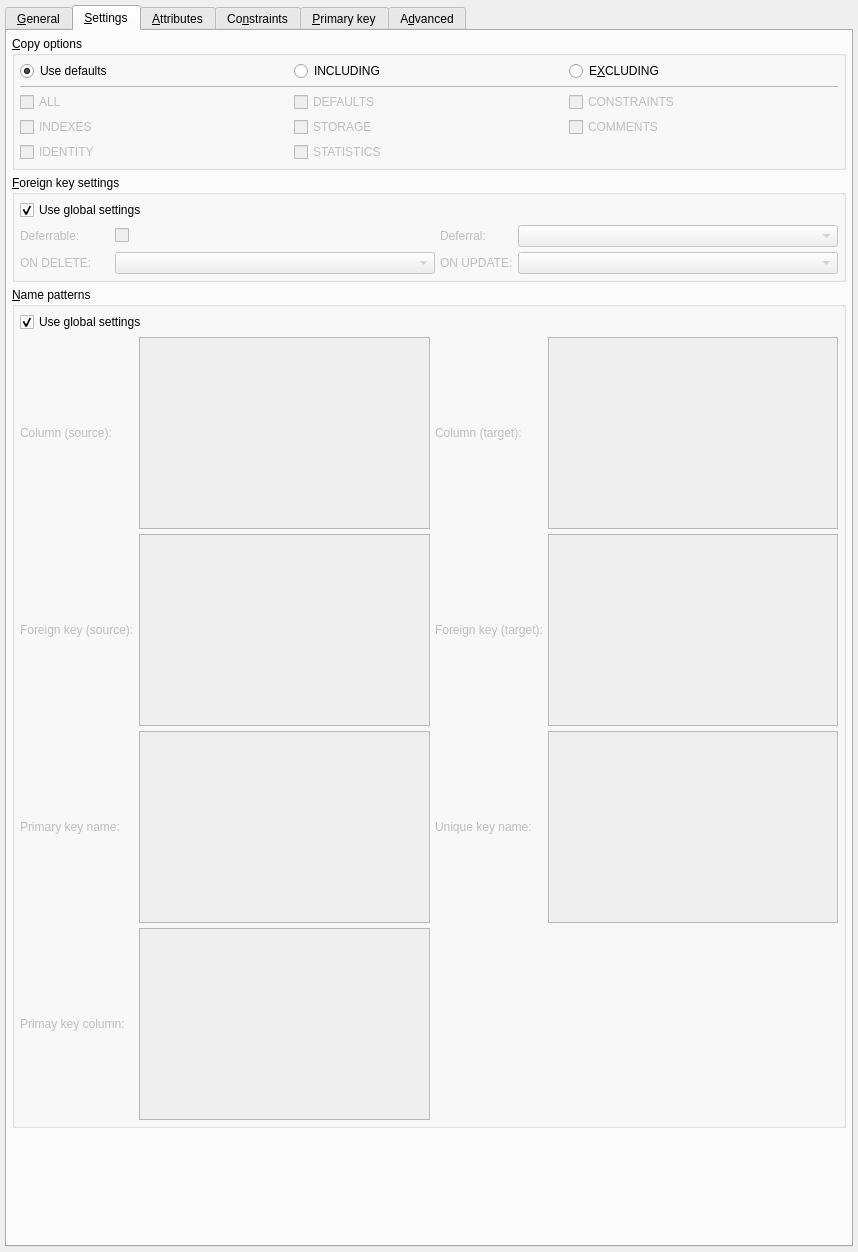
Qt form libs/libgui/ui/dbobjects/relationshipwidget.ui (pgmodeler/pgmodeler) before a commit.
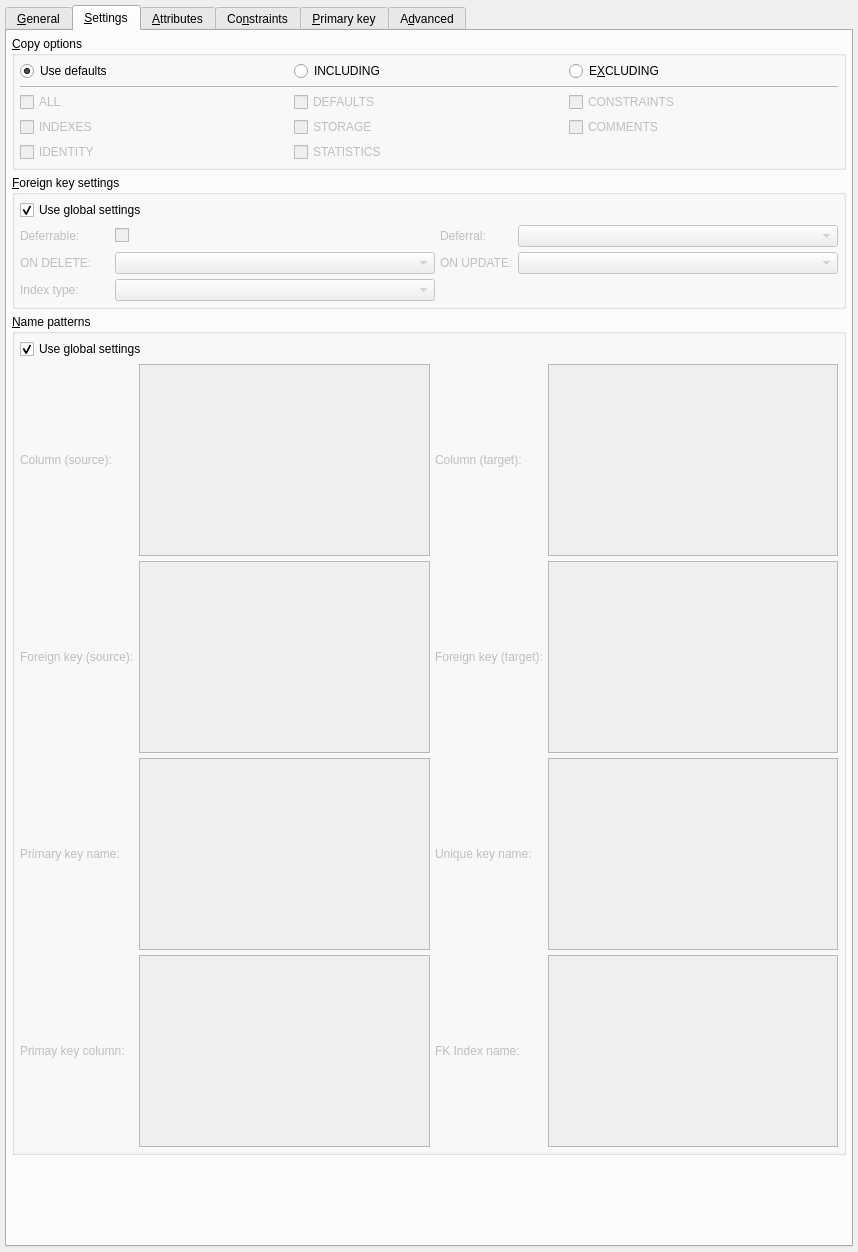
The same form after that commit. The open tabs and pages were chosen to show the change. Icons and pictures are not drawn.

Commit message: Adding support for creation of indexes on fk columns generated by relationships (WIP)

```diff
--- a/libs/libgui/ui/dbobjects/relationshipwidget.ui
+++ b/libs/libgui/ui/dbobjects/relationshipwidget.ui
@@ -1025,6 +1025,50 @@
                </property>
               </widget>
              </item>
+             <item row="3" column="3">
+              <widget class="QPlainTextEdit" name="fk_idx_pattern_txt">
+               <property name="sizePolicy">
+                <sizepolicy hsizetype="Expanding" vsizetype="Fixed">
+                 <horstretch>0</horstretch>
+                 <verstretch>0</verstretch>
+                </sizepolicy>
+               </property>
+               <property name="minimumSize">
+                <size>
+                 <width>0</width>
+                 <height>0</height>
+                </size>
+               </property>
+               <property name="maximumSize">
+                <size>
+                 <width>16777215</width>
+                 <height>16777215</height>
+                </size>
+               </property>
+               <property name="focusPolicy">
+                <enum>Qt::FocusPolicy::WheelFocus</enum>
+               </property>
+               <property name="verticalScrollBarPolicy">
+                <enum>Qt::ScrollBarPolicy::ScrollBarAlwaysOff</enum>
+               </property>
+               <property name="horizontalScrollBarPolicy">
+                <enum>Qt::ScrollBarPolicy::ScrollBarAlwaysOff</enum>
+               </property>
+               <property name="tabChangesFocus">
+                <bool>true</bool>
+               </property>
+              </widget>
+             </item>
+             <item row="3" column="2">
+              <widget class="QLabel" name="fk_idx_pattern_lbl">
+               <property name="toolTip">
+                <string>Pattern for primary key generated by identifier relationship.</string>
+               </property>
+               <property name="text">
+                <string>FK Index name:</string>
+               </property>
+              </widget>
+             </item>
             </layout>
            </widget>
           </item>
@@ -1271,6 +1315,34 @@
                </property>
               </widget>
              </item>
+             <item row="2" column="0">
+              <widget class="QLabel" name="index_type_lbl">
+               <property name="sizePolicy">
+                <sizepolicy hsizetype="Preferred" vsizetype="Fixed">
+                 <horstretch>0</horstretch>
+                 <verstretch>0</verstretch>
+                </sizepolicy>
+               </property>
+               <property name="minimumSize">
+                <size>
+                 <width>90</width>
+                 <height>0</height>
+                </size>
+               </property>
+               <property name="maximumSize">
+                <size>
+                 <width>90</width>
+                 <height>16777215</height>
+                </size>
+               </property>
+               <property name="text">
+                <string>Index type:</string>
+               </property>
+              </widget>
+             </item>
+             <item row="2" column="1">
+              <widget class="QComboBox" name="index_type_cmb"/>
+             </item>
             </layout>
            </widget>
           </item>
```
Left out of the diff: 300 changed lines with no effect on the pictures. The commit also changes 9 other files.
